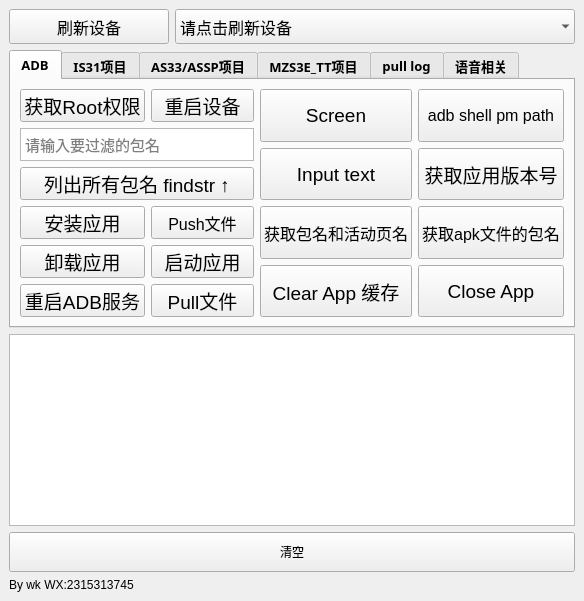
Qt form adbtool.ui (wangke956/ADBTools) before a commit.
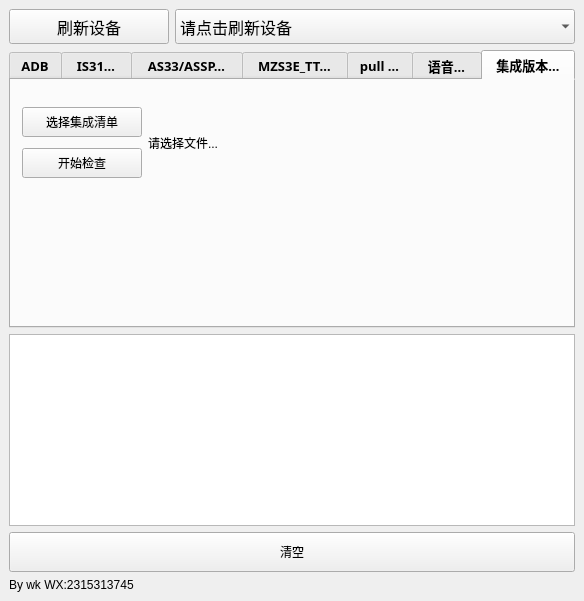
The same form after that commit. The open tabs and pages were chosen to show the change.

Commit message: 1.增加对比集成清单版本号功能

Patch:
```diff
--- a/adbtool.ui
+++ b/adbtool.ui
@@ -1312,6 +1312,71 @@
         </layout>
        </widget>
       </widget>
+      <widget class="QWidget" name="tab_4">
+       <attribute name="title">
+        <string>集成版本检查</string>
+       </attribute>
+       <widget class="QWidget" name="">
+        <property name="geometry">
+         <rect>
+          <x>11</x>
+          <y>22</y>
+          <width>531</width>
+          <height>81</height>
+         </rect>
+        </property>
+        <layout class="QGridLayout" name="gridLayout_4">
+         <item row="0" column="0">
+          <widget class="QPushButton" name="select_releasenote_excel_button">
+           <property name="sizePolicy">
+            <sizepolicy hsizetype="Fixed" vsizetype="Fixed">
+             <horstretch>0</horstretch>
+             <verstretch>0</verstretch>
+            </sizepolicy>
+           </property>
+           <property name="minimumSize">
+            <size>
+             <width>120</width>
+             <height>30</height>
+            </size>
+           </property>
+           <property name="text">
+            <string>选择集成清单</string>
+           </property>
+          </widget>
+         </item>
+         <item row="1" column="0">
+          <widget class="QPushButton" name="start_check_button">
+           <property name="minimumSize">
+            <size>
+             <width>120</width>
+             <height>30</height>
+            </size>
+           </property>
+           <property name="text">
+            <string>开始检查</string>
+           </property>
+          </widget>
+         </item>
+         <item row="0" column="1" rowspan="2">
+          <widget class="QLabel" name="releasenote_file_name_view">
+           <property name="mouseTracking">
+            <bool>false</bool>
+           </property>
+           <property name="tabletTracking">
+            <bool>false</bool>
+           </property>
+           <property name="text">
+            <string>请选择文件...</string>
+           </property>
+           <property name="wordWrap">
+            <bool>true</bool>
+           </property>
+          </widget>
+         </item>
+        </layout>
+       </widget>
+      </widget>
      </widget>
     </item>
     <item>
```
Left out of the diff: 2 changed lines with no effect on the pictures. The commit also changes 3 other files.
